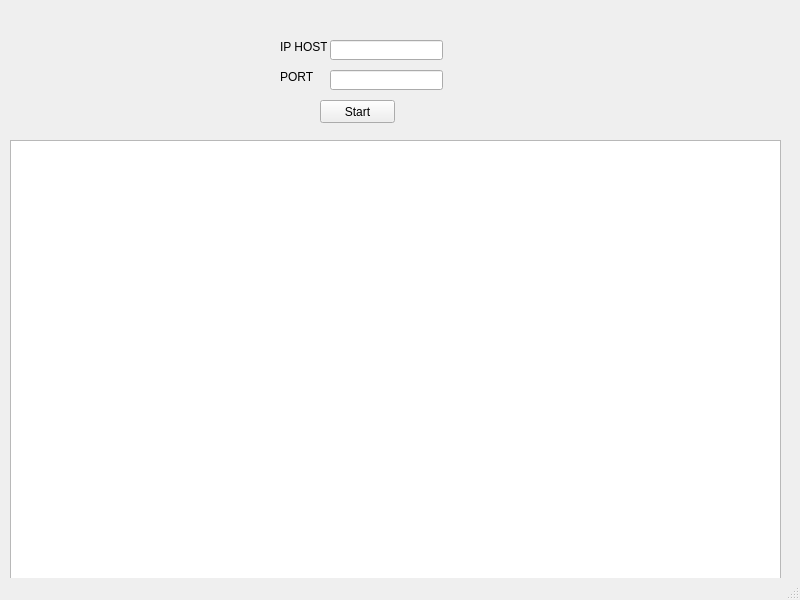
Before: the Qt Designer form ui/server.ui in nzVoid/SchatQt, drawn with Qt 5.
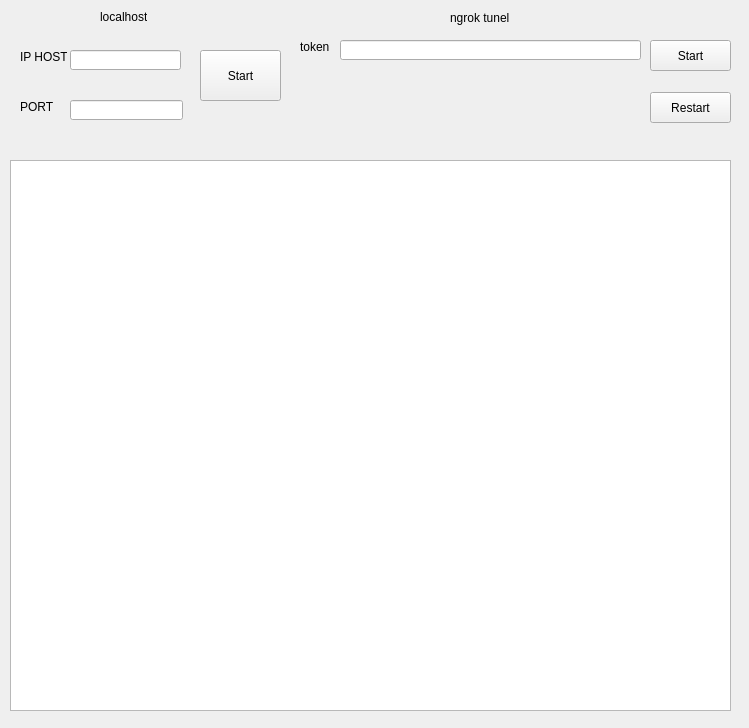
After: the same form once the commit is applied.

Patch:
```diff
--- a/ui/server.ui
+++ b/ui/server.ui
@@ -6,8 +6,8 @@
    <rect>
     <x>0</x>
     <y>0</y>
-    <width>800</width>
-    <height>600</height>
+    <width>749</width>
+    <height>728</height>
    </rect>
   </property>
   <property name="windowTitle">
@@ -17,9 +17,9 @@
    <widget class="QLineEdit" name="lineEdit">
     <property name="geometry">
      <rect>
-      <x>330</x>
-      <y>40</y>
-      <width>113</width>
+      <x>70</x>
+      <y>50</y>
+      <width>111</width>
       <height>20</height>
      </rect>
     </property>
@@ -27,8 +27,8 @@
    <widget class="QLineEdit" name="lineEdit_2">
     <property name="geometry">
      <rect>
-      <x>330</x>
-      <y>70</y>
+      <x>70</x>
+      <y>100</y>
       <width>113</width>
       <height>20</height>
      </rect>
@@ -37,8 +37,8 @@
    <widget class="QLabel" name="label">
     <property name="geometry">
      <rect>
-      <x>280</x>
-      <y>40</y>
+      <x>20</x>
+      <y>50</y>
       <width>47</width>
       <height>13</height>
      </rect>
@@ -50,8 +50,8 @@
    <widget class="QLabel" name="label_2">
     <property name="geometry">
      <rect>
-      <x>280</x>
-      <y>70</y>
+      <x>20</x>
+      <y>100</y>
       <width>47</width>
       <height>13</height>
      </rect>
@@ -63,10 +63,10 @@
    <widget class="QPushButton" name="pushButton">
     <property name="geometry">
      <rect>
-      <x>320</x>
-      <y>100</y>
-      <width>75</width>
-      <height>23</height>
+      <x>200</x>
+      <y>50</y>
+      <width>81</width>
+      <height>51</height>
      </rect>
     </property>
     <property name="text">
@@ -77,14 +77,114 @@
     <property name="geometry">
      <rect>
       <x>10</x>
-      <y>140</y>
-      <width>771</width>
-      <height>441</height>
+      <y>160</y>
+      <width>721</width>
+      <height>551</height>
      </rect>
     </property>
    </widget>
+   <widget class="QLabel" name="label_3">
+    <property name="geometry">
+     <rect>
+      <x>450</x>
+      <y>10</y>
+      <width>121</width>
+      <height>16</height>
+     </rect>
+    </property>
+    <property name="text">
+     <string>ngrok tunel</string>
+    </property>
+   </widget>
+   <widget class="QLabel" name="label_4">
+    <property name="geometry">
+     <rect>
+      <x>100</x>
+      <y>10</y>
+      <width>47</width>
+      <height>13</height>
+     </rect>
+    </property>
+    <property name="text">
+     <string>localhost</string>
+    </property>
+   </widget>
+   <widget class="QPushButton" name="pushButton_2">
+    <property name="geometry">
+     <rect>
+      <x>650</x>
+      <y>40</y>
+      <width>81</width>
+      <height>31</height>
+     </rect>
+    </property>
+    <property name="text">
+     <string>Start</string>
+    </property>
+   </widget>
+   <widget class="QLabel" name="ip">
+    <property name="geometry">
+     <rect>
+      <x>300</x>
+      <y>70</y>
+      <width>161</width>
+      <height>16</height>
+     </rect>
+    </property>
+    <property name="text">
+     <string/>
+    </property>
+   </widget>
+   <widget class="QLabel" name="port">
+    <property name="geometry">
+     <rect>
+      <x>300</x>
+      <y>100</y>
+      <width>161</width>
+      <height>16</height>
+     </rect>
+    </property>
+    <property name="text">
+     <string/>
+    </property>
+   </widget>
+   <widget class="QLineEdit" name="lineEdit_3">
+    <property name="geometry">
+     <rect>
+      <x>340</x>
+      <y>40</y>
+      <width>301</width>
+      <height>20</height>
+     </rect>
+    </property>
+   </widget>
+   <widget class="QLabel" name="label_5">
+    <property name="geometry">
+     <rect>
+      <x>300</x>
+      <y>40</y>
+      <width>47</width>
+      <height>13</height>
+     </rect>
+    </property>
+    <property name="text">
+     <string>token</string>
+    </property>
+   </widget>
+   <widget class="QPushButton" name="pushButton_3">
+    <property name="geometry">
+     <rect>
+      <x>650</x>
+      <y>92</y>
+      <width>81</width>
+      <height>31</height>
+     </rect>
+    </property>
+    <property name="text">
+     <string>Restart</string>
+    </property>
+   </widget>
   </widget>
-  <widget class="QStatusBar" name="statusbar"/>
  </widget>
  <resources/>
  <connections/>
```
Left out of the diff: 3 changed lines with no effect on the pictures.
